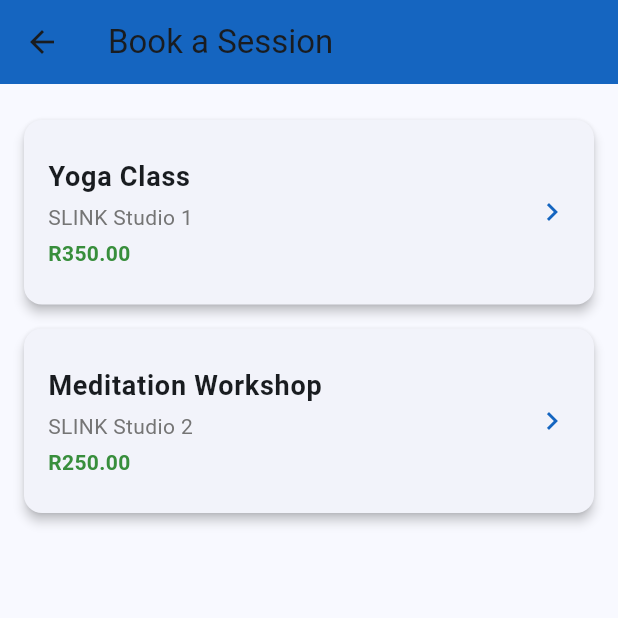
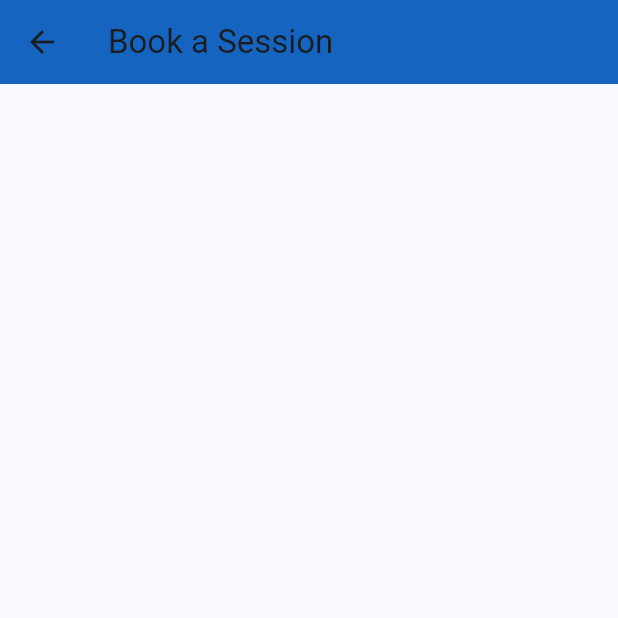
Before and after one commit to KoltzowLJ/slink_application, a Flutter app: the SessionListPage screen opened by its route, on a phone screen of 412 x 824 dp, the top half of it. Run offline on Flutter 3.47's test engine with Material 3 defaults, Android fonts, the phone set to English and light mode, and no system bars; our stand-ins replace cloud_firestore, firebase_auth, firebase_core; accounts and stored records are empty.

Commit message:
Update mock_sessions.dart
Remove mock data

```diff
--- a/lib/data/mock_sessions.dart
+++ b/lib/data/mock_sessions.dart
@@ -1,20 +1,3 @@
-import '../models/session.dart';
+import 'package:slink_application/models/booking.dart';
 
-List<Session> mockSessions = [
-  Session(
-    id: '1',
-    title: 'Yoga Class',
-    description: 'A relaxing yoga session for beginners.',
-    date: DateTime(2024, 10, 20, 10, 0),
-    price: 350.00,
-    location: 'SLINK Studio 1',
-  ),
-  Session(
-    id: '2',
-    title: 'Meditation Workshop',
-    description: 'A guided meditation workshop for stress relief.',
-    date: DateTime(2024, 10, 22, 15, 0),
-    price: 250.0,
-    location: 'SLINK Studio 2',
-  ),
-];
+List<Booking> mockSessions = [];
```
